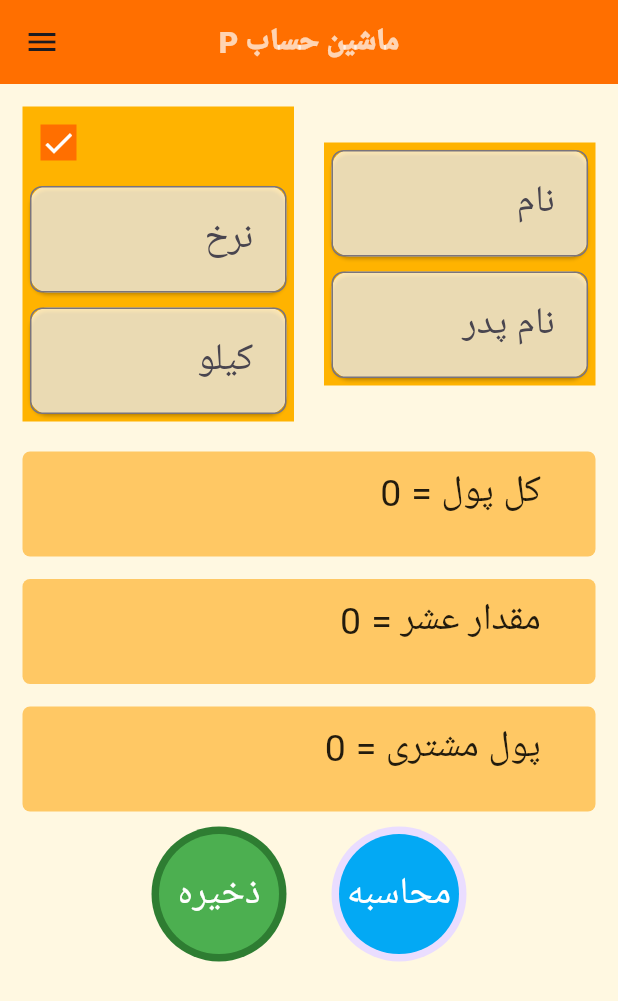
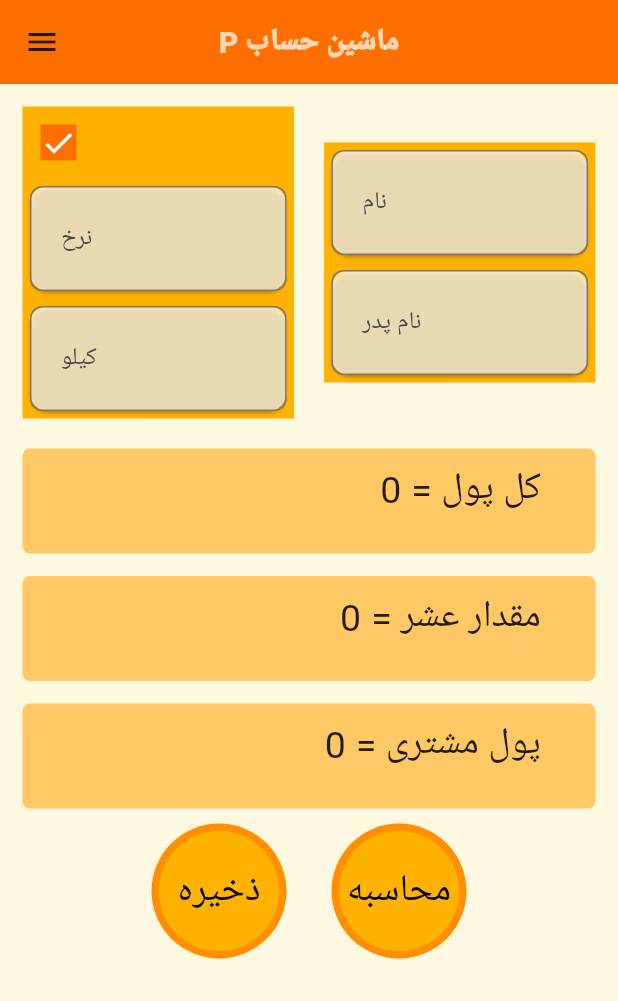
Before and after one commit to SalahuddinRahmani/p_calculator2, a Flutter app: the screen it shows after launch, on a phone screen of 412 x 824 dp. Shown: the top 1001 px of the screen. Run offline on Flutter 3.47's test engine with Material 3 defaults, Android fonts, the phone set to English and light mode, and no system bars; our stand-ins replace animated_text_kit, hive, hive_flutter, rflutter_alert, shared_preferences, shimmer; accounts and stored records are empty.

```diff
--- a/lib/list.dart
+++ b/lib/list.dart
@@ -1,6 +1,6 @@
 import 'package:flutter/material.dart';
 import 'package:rflutter_alert/rflutter_alert.dart';
-import 'mod/person.g.dart';
+import 'person.g.dart';
 import 'package:hive/hive.dart';
 import 'package:hive_flutter/hive_flutter.dart';
 
@@ -102,13 +102,13 @@ class _DisplayPageState extends State<DisplayPage> {
           return Container(
             decoration: BoxDecoration(
                 boxShadow: <BoxShadow>[],
-                // gradient: LinearGradient(colors: [
-                //   Color.fromRGBO(255, 200, 100, 1),
-                //   Color.fromRGBO(235, 160, 26, 1.0),
-                //
-                //
-                // ]),
-                color: Colors.amber[50],
+                gradient: LinearGradient(colors: [
+                  Color.fromRGBO(255, 200, 100, 1),
+                  Color.fromRGBO(235, 160, 26, 1.0),
+
+
+                ]),
+                // color: Colors.amber[50],
                 border: Border.all(color: Colors.black87),
                 borderRadius: BorderRadius.circular(10.0)),
             child: ListTile(
--- a/lib/main.dart
+++ b/lib/main.dart
@@ -1,12 +1,10 @@
 import 'dart:io';
-import 'mod/person.g.dart';
+import 'person.g.dart';
 import 'package:flutter/material.dart';
 import 'package:shared_preferences/shared_preferences.dart';
 import 'aboutPage.dart';
 import 'package:p_calculator2/taiin maghz.dart';
 import 'list.dart';
-import 'package:hive/hive.dart';
-import 'package:hive_flutter/hive_flutter.dart';
 
 class MyApp extends StatelessWidget {
   @override
@@ -161,8 +159,8 @@ class _InputPageState extends State<InputPage> {
                     )),
                 title: Text(
                   textDirection: TextDirection.rtl,
-                  "About Page",
-                  style: TextStyle(fontSize: 22, color: Colors.black87),
+                  "سازنده برنامه",
+                  style: TextStyle(fontSize:25, color: Colors.black87),
                 ),
               ),
             ),
@@ -297,7 +295,7 @@ class _InputPageState extends State<InputPage> {
                                       enabled: isTextEditabl,
                                       controller: nerkh,
                                       decoration: InputDecoration(
-                                        hintText: Nnerkh,
+                                        labelText: Nnerkh,
                                         hintTextDirection: TextDirection.rtl,
                                         border: OutlineInputBorder(
                                             borderRadius:
@@ -314,6 +312,7 @@ class _InputPageState extends State<InputPage> {
                                 child: Card(
                                   color: Colors.white70,
                                   child: TextField(
+
                                    textDirection: TextDirection.rtl,
                                     keyboardType: TextInputType.number,
                                     controller: kilo,
@@ -321,7 +320,7 @@ class _InputPageState extends State<InputPage> {
                                       border: OutlineInputBorder(
                                           borderRadius:
                                               BorderRadius.circular(8)),
-                                      hintText: ttext,
+                                      labelText: ttext,
                                       hintTextDirection: TextDirection.rtl,
                                     ),
                                     style: TextStyle(
@@ -339,7 +338,7 @@ class _InputPageState extends State<InputPage> {
                       Expanded(
                         //نام/نام پدر Container
                         child: Container(
-                          width: 230,
+                          width: 300,
                           color: Colors.amber[600],
                           child: Column(
                             mainAxisAlignment: MainAxisAlignment.end,
@@ -354,7 +353,7 @@ class _InputPageState extends State<InputPage> {
                                     // enabled: isTextEditabl,      اگر فعال باشد با روشن کردن تیک نام هم مانند نرخ قابل تغیر نمیباشد
 
                                     decoration: InputDecoration(
-                                      hintText: name1,
+                                      labelText: name1,
                                       hintTextDirection: TextDirection.rtl,
                                       border: OutlineInputBorder(
                                           borderRadius:
@@ -376,7 +375,7 @@ class _InputPageState extends State<InputPage> {
                                       border: OutlineInputBorder(
                                           borderRadius:
                                               BorderRadius.circular(8)),
-                                      hintText: " نام پدر",
+                                      labelText: " نام پدر",
                                       hintTextDirection: TextDirection.rtl,
                                     ),
                                     style: TextStyle(
@@ -504,14 +503,14 @@ class _InputPageState extends State<InputPage> {
                           });
                         },
                         child: CircleAvatar(
-                          backgroundColor: Colors.green[800],
+                          backgroundColor: Colors.amber[800],
                           radius: 45,
                           child: CircleAvatar(
-                            backgroundColor: Colors.green[500],
+                            backgroundColor: Colors.amber[600],
                             radius: 40,
                             child: Text(
                               "ذخیره",
-                              style: TextStyle(color: Colors.white, fontSize: 25),
+                              style: TextStyle(color: Colors.black, fontSize: 25),
                             ),
                           ),
                         ),
@@ -597,13 +596,14 @@ class _InputPageState extends State<InputPage> {
                           });
                         },
                         child: CircleAvatar(
+                          backgroundColor: Colors.amber[800],
                           radius: 45,
                           child: CircleAvatar(
-                            backgroundColor: Colors.lightBlue,
+                            backgroundColor: Colors.amber[600],
                             radius: 40,
                             child: Text(
                             "محاسبه",
-                            style: TextStyle(color: Colors.white, fontSize: 25),
+                            style: TextStyle(color: Colors.black, fontSize: 25),
                           ),),
                         ),
                       )
--- a/lib/splash.dart
+++ b/lib/splash.dart
@@ -4,7 +4,7 @@ import 'package:animated_text_kit/animated_text_kit.dart';
 import 'package:p_calculator2/main.dart';
 import 'package:hive_flutter/hive_flutter.dart';
 import 'package:hive/hive.dart';
-import 'mod/person.g.dart';
+import 'person.g.dart';
 
 void main()async{
   await Hive.initFlutter();
@@ -26,6 +26,7 @@ class _SpalahScreenState extends State<SpalahScreen> {
   @override
   Widget build(BuildContext context) {
     Future.delayed(Duration(seconds: 6), () {
+
       Navigator.push(context, MaterialPageRoute(builder: (bb) {
         return InputPage();
       }));
```
Also changed, not shown: lib/person.g.dart (added).
